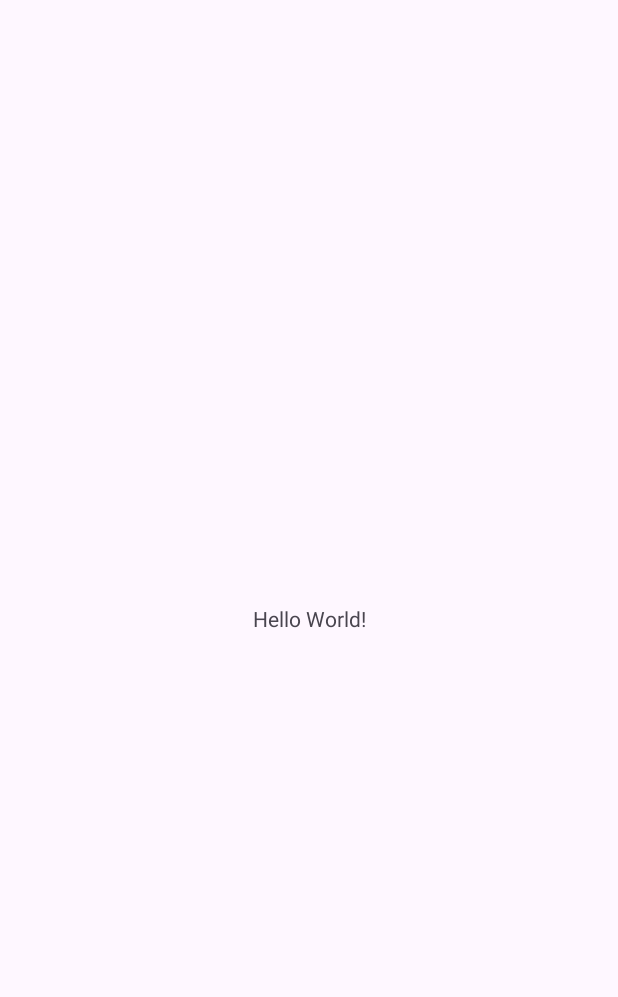
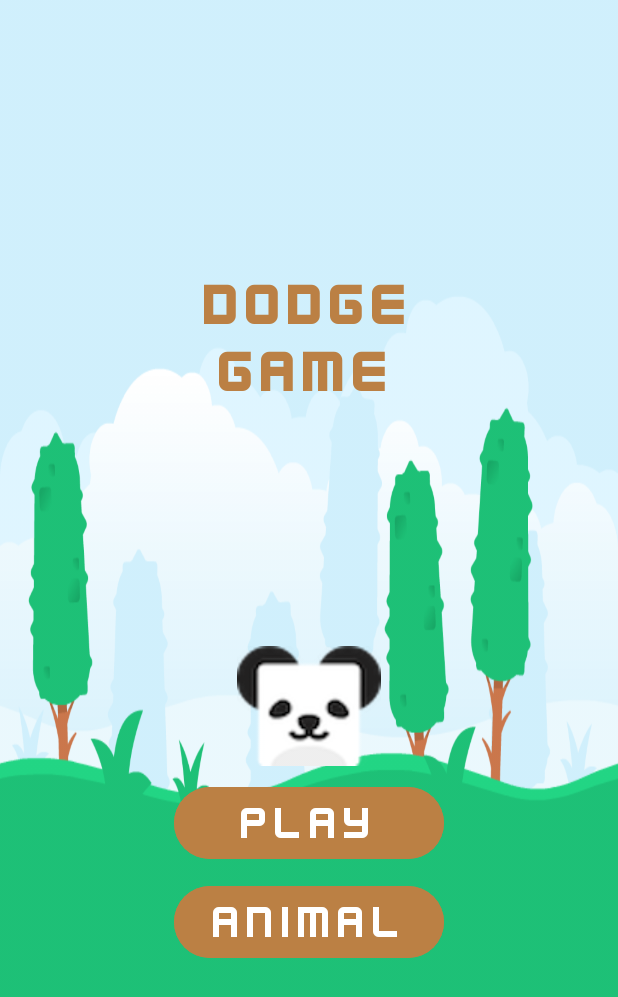
Before and after one commit to TianYouX/Practice-Application, an Android app: the screen it shows after launch (MainActivity), on a phone screen of 412 x 824 dp. Before the commit the part shown is almost empty. Shown: the top 997 px of the screen. Run offline under Robolectric (Android 15) with nearby library versions, the phone set to English and light mode, and no system bars.

Commit message:
Finish basis home page

```diff
--- a/app/src/main/java/com/example/practiceapplication/MainActivity.java
+++ b/app/src/main/java/com/example/practiceapplication/MainActivity.java
@@ -1,6 +1,8 @@
 package com.example.practiceapplication;
 
 import android.os.Bundle;
+import android.view.View;
+import android.view.WindowManager;
 
 import androidx.activity.EdgeToEdge;
 import androidx.appcompat.app.AppCompatActivity;
@@ -15,13 +17,16 @@ public class MainActivity extends AppCompatActivity {
         super.onCreate(savedInstanceState);
         EdgeToEdge.enable(this);
         setContentView(R.layout.activity_main);
-        ViewCompat.setOnApplyWindowInsetsListener(findViewById(R.id.main), (v, insets) -> {
-            Insets systemBars = insets.getInsets(WindowInsetsCompat.Type.systemBars());
-            v.setPadding(systemBars.left, systemBars.top, systemBars.right, systemBars.bottom);
-            return insets;
-        });
 
-//        check check
+        //The screen stays awake while this activity is visible
+        getWindow().addFlags(WindowManager.LayoutParams.FLAG_KEEP_SCREEN_ON);
+    }
+
+    public void startGame(View view){
+
+    }
+
+    public void changeAnimal(View view){
 
     }
 }
--- a/app/src/main/res/layout/activity_main.xml
+++ b/app/src/main/res/layout/activity_main.xml
@@ -1,19 +1,52 @@
 <?xml version="1.0" encoding="utf-8"?>
-<androidx.constraintlayout.widget.ConstraintLayout xmlns:android="http://schemas.android.com/apk/res/android"
-    xmlns:app="http://schemas.android.com/apk/res-auto"
+<LinearLayout
+    xmlns:android="http://schemas.android.com/apk/res/android"
     xmlns:tools="http://schemas.android.com/tools"
     android:id="@+id/main"
     android:layout_width="match_parent"
     android:layout_height="match_parent"
-    tools:context=".MainActivity">
+    tools:context=".MainActivity"
+    android:background="@drawable/background"
+    android:gravity="center"
+    android:orientation="vertical">
 
     <TextView
         android:layout_width="wrap_content"
         android:layout_height="wrap_content"
-        android:text="Hello World!"
-        app:layout_constraintBottom_toBottomOf="parent"
-        app:layout_constraintEnd_toEndOf="parent"
-        app:layout_constraintStart_toStartOf="parent"
-        app:layout_constraintTop_toTopOf="parent" />
+        android:text="DODGE\n GAME"
+        android:textSize="40sp"
+        android:fontFamily="@font/kenvector_future"
+        android:textStyle="bold"
+        android:textColor="#bb8044"/>
 
-</androidx.constraintlayout.widget.ConstraintLayout>
+    <ImageView
+        android:layout_width="wrap_content"
+        android:layout_height="wrap_content"
+        android:src="@drawable/panda"
+        android:layout_marginTop="160dp"
+        android:layout_marginBottom="10dp"/>
+
+    <Button
+        android:layout_width="180dp"
+        android:layout_height="wrap_content"
+        android:text="play"
+        android:textSize="32sp"
+        android:fontFamily="@font/kenvector_future"
+        android:textColor="@color/white"
+        android:backgroundTint="#bb8044"
+        android:onClick="startGame"
+        />
+
+    <Button
+        android:layout_width="180dp"
+        android:layout_height="wrap_content"
+        android:layout_marginTop="10dp"
+        android:text="Animal"
+        android:textSize="32sp"
+        android:fontFamily="@font/kenvector_future"
+        android:textColor="@color/white"
+        android:backgroundTint="#bb8044"
+        android:onClick="changeAnimal"
+        />
+
+</LinearLayout>
```
Also changed, not shown: app/src/main/res/drawable/background.png (added), app/src/main/res/drawable/panda.png (added), app/src/main/res/font/kenvector_future.ttf (added).
